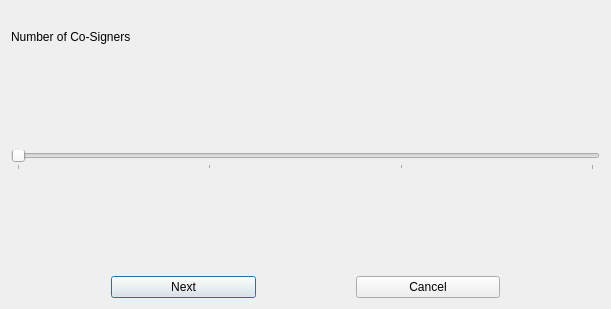
Old version of the form src/qt/forms/multisigsetupchoosenumsigners.ui in the repository pedrorv0106/DAPS.
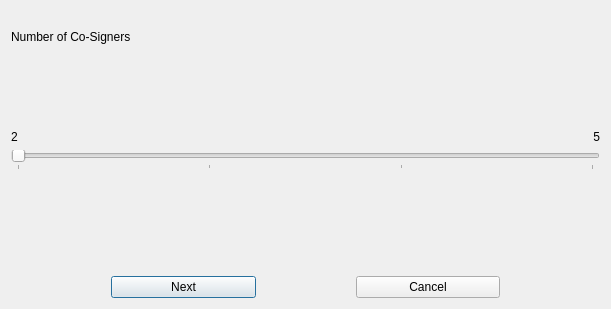
New version of the form.

What changed in the file:
```diff
--- a/src/qt/forms/multisigsetupchoosenumsigners.ui
+++ b/src/qt/forms/multisigsetupchoosenumsigners.ui
@@ -19,7 +19,7 @@
   <property name="windowTitle">
    <string>Multisignature Wallet Setup</string>
   </property>
-  <layout class="QVBoxLayout" name="verticalLayout" stretch="0,0,0,0,0">
+  <layout class="QVBoxLayout" name="verticalLayout" stretch="0,0,0,0,0,0">
    <property name="topMargin">
     <number>30</number>
    </property>
@@ -48,11 +48,32 @@
      <property name="sizeHint" stdset="0">
       <size>
        <width>40</width>
-       <height>100</height>
+       <height>80</height>
       </size>
      </property>
     </spacer>
    </item>
+   <item>
+    <layout class="QHBoxLayout" name="horizontalLayout_3">
+     <item>
+      <widget class="QLabel" name="cosigners2">
+       <property name="text">
+        <string>2</string>
+       </property>
+      </widget>
+     </item>
+     <item>
+      <widget class="QLabel" name="cosigners5">
+       <property name="text">
+        <string>5</string>
+       </property>
+       <property name="alignment">
+        <set>Qt::AlignRight|Qt::AlignTrailing|Qt::AlignVCenter</set>
+       </property>
+      </widget>
+     </item>
+    </layout>
+   </item>
    <item>
     <widget class="QSlider" name="numSignerSlider">
      <property name="minimum">
```
Left out of the diff: 2 changed lines with no effect on the pictures.
